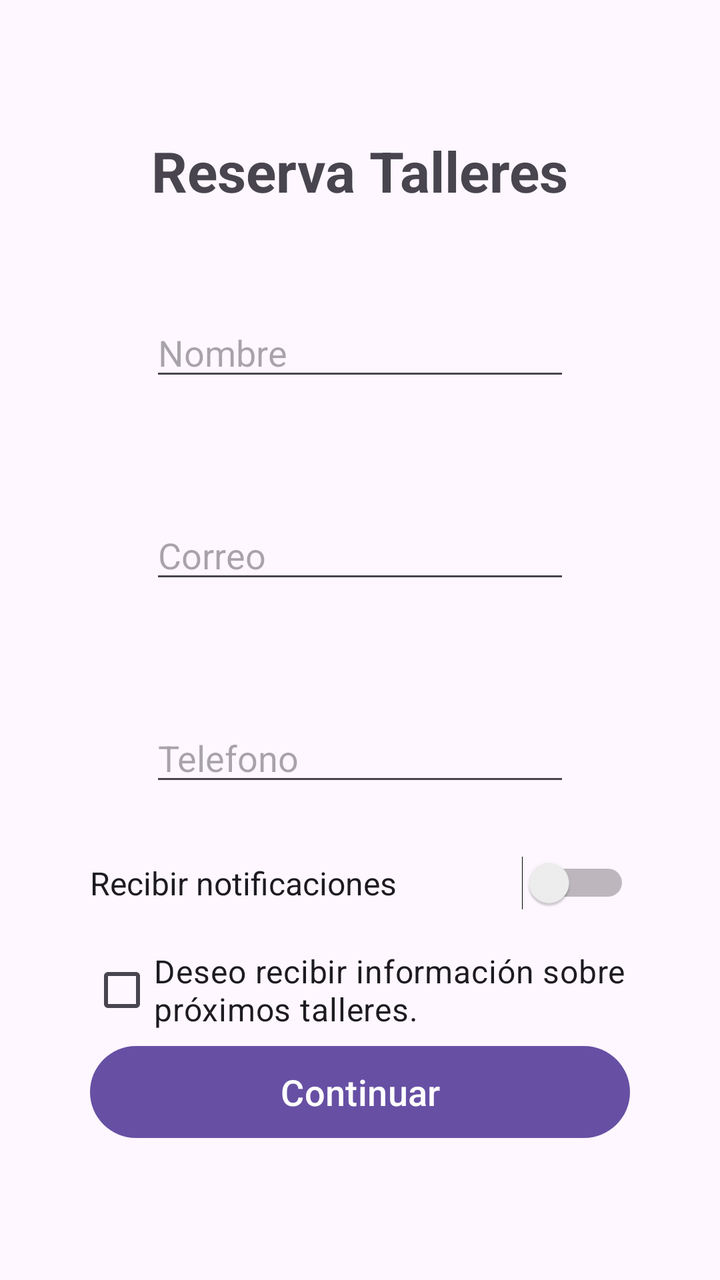
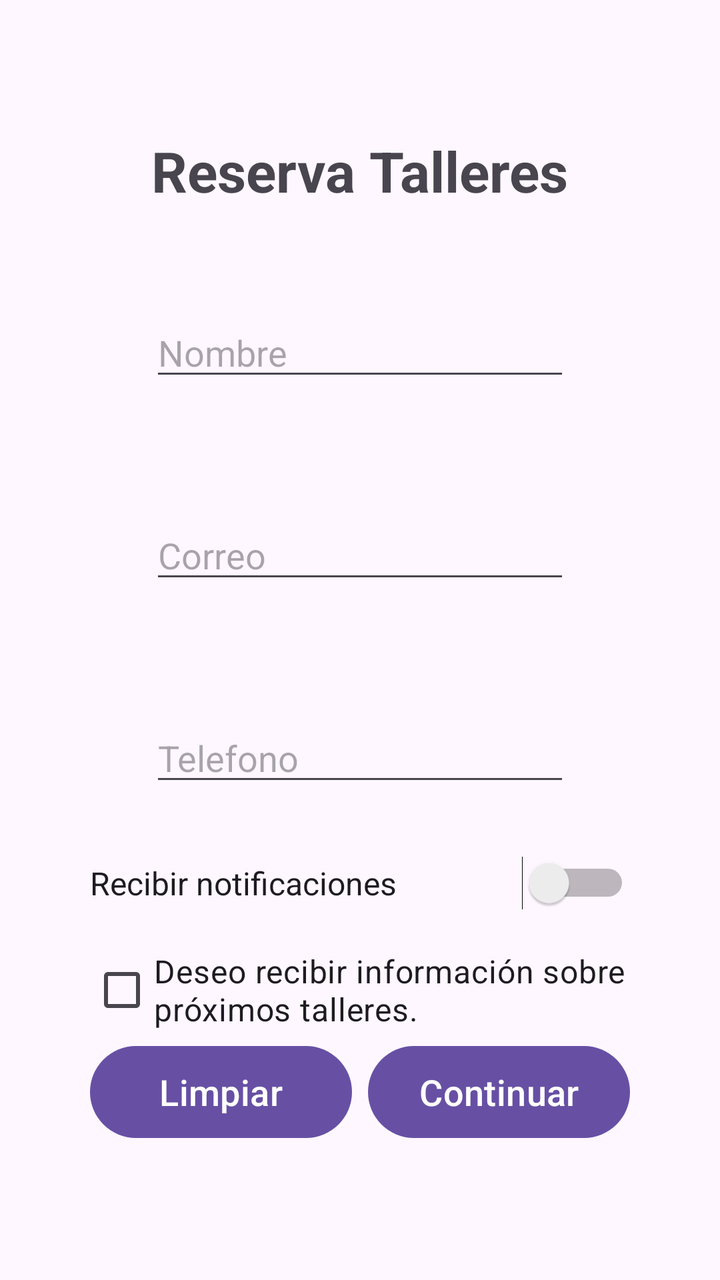

Two renders of the same Android screen: before a commit and after it. Below are the layout's source before the change and the commit's diff.
<!-- AndroidManifest.xml: application theme Theme.ReservasTalleres -->
<!-- res/layout/activity_datos_personales.xml -->
<?xml version="1.0" encoding="utf-8"?>
<LinearLayout xmlns:android="http://schemas.android.com/apk/res/android"
    xmlns:tools="http://schemas.android.com/tools"
    android:id="@+id/main2"
    android:layout_width="match_parent"
    android:layout_height="match_parent"
    android:orientation="vertical"
    android:gravity="center"
    tools:context=".DatosPersonalesActivity">


    <TextView
        android:id="@+id/textViewTitulo"
        android:layout_width="wrap_content"
        android:layout_height="wrap_content"
        android:text="Reserva Talleres"
        android:textSize="28sp"
        android:textStyle="bold"
        android:layout_marginBottom="20dp" />

    <LinearLayout
        android:layout_width="wrap_content"
        android:layout_height="wrap_content"
        android:gravity="center">

        <LinearLayout
            android:layout_width="wrap_content"
            android:layout_height="wrap_content"
            android:orientation="vertical">

            
            
            

            <EditText
                android:id="@+id/etNombre"
                android:layout_margin="30sp"
                android:layout_width="wrap_content"
                android:layout_height="wrap_content"
                android:autofillHints="no"
                android:ems="10"
                android:gravity="top"
                android:hint="Nombre"
                android:inputType="textPersonName"/>

            
            
            

            <EditText
                android:id="@+id/etCorreo"
                android:layout_margin="30sp"
                android:layout_width="wrap_content"
                android:layout_height="wrap_content"
                android:autofillHints="no"
                android:ems="10"
                android:gravity="top"
                android:inputType="textEmailAddress"
                android:hint="Correo" />

            
            
            

            <EditText
                android:layout_margin="30sp"
                android:layout_width="wrap_content"
                android:layout_height="wrap_content"
                android:autofillHints="no"
                android:ems="10"
                android:inputType="phone"
                android:hint="Telefono" />

            
            
            

            <Switch
                android:id="@+id/switchNotificaciones"
                android:layout_width="match_parent"
                android:layout_height="wrap_content"
                android:text="Recibir notificaciones"
                android:textSize="16sp"
                android:layout_marginBottom="16dp"
                tools:ignore="UseSwitchCompatOrMaterialXml" />

            
            
            

            <CheckBox
                android:id="@+id/cbTalleres"
                android:layout_width="match_parent"
                android:layout_height="wrap_content"
                android:text="Deseo recibir información sobre próximos talleres."
                android:textSize="16sp" />

            
            
            

            <LinearLayout
                android:layout_width="match_parent"
                android:layout_height="wrap_content"
                android:orientation="horizontal"
                android:gravity="center">

                    <Button
                        android:id="@+id/btnContinuar"
                        android:layout_width="0dp"
                        android:layout_height="wrap_content"
                        android:layout_weight="1"
                        android:text="Continuar"
                        android:textSize="18sp"
                        android:minHeight="54dp" />
            </LinearLayout>

        </LinearLayout>

    </LinearLayout>

</LinearLayout>
<!-- resources referenced by this layout -->
<resources>
  <style name="Theme.ReservasTalleres" parent="Base.Theme.ReservasTalleres" />
  <style name="Base.Theme.ReservasTalleres" parent="Theme.Material3.DayNight.NoActionBar">
          
          
      </style>
</resources>

<!-- the commit's change to res/layout/activity_datos_personales.xml (unified diff, before → after) -->
@@ -1,7 +1,7 @@
 <?xml version="1.0" encoding="utf-8"?>
 <LinearLayout xmlns:android="http://schemas.android.com/apk/res/android"
     xmlns:tools="http://schemas.android.com/tools"
-    android:id="@+id/main2"
+    android:id="@+id/llPrincipal"
     android:layout_width="match_parent"
     android:layout_height="match_parent"
     android:orientation="vertical"
@@ -63,6 +63,7 @@
             
 
             <EditText
+                android:id="@+id/etTelefono"
                 android:layout_margin="30sp"
                 android:layout_width="wrap_content"
                 android:layout_height="wrap_content"
@@ -76,7 +77,7 @@
             
 
             <Switch
-                android:id="@+id/switchNotificaciones"
+                android:id="@+id/swNotificaciones"
                 android:layout_width="match_parent"
                 android:layout_height="wrap_content"
                 android:text="Recibir notificaciones"
@@ -89,7 +90,7 @@
             
 
             <CheckBox
-                android:id="@+id/cbTalleres"
+                android:id="@+id/cbInformacion"
                 android:layout_width="match_parent"
                 android:layout_height="wrap_content"
                 android:text="Deseo recibir información sobre próximos talleres."
@@ -105,6 +106,16 @@
                 android:orientation="horizontal"
                 android:gravity="center">
 
+                <Button
+                    android:id="@+id/btnLimpiar"
+                    android:layout_width="0dp"
+                    android:layout_height="wrap_content"
+                    android:layout_weight="1"
+                    android:layout_marginEnd="8dp"
+                    android:textSize="18sp"
+                    android:minHeight="54dp"
+                    android:text="Limpiar" />
+
                     <Button
                         android:id="@+id/btnContinuar"
                         android:layout_width="0dp"
@@ -113,6 +124,7 @@
                         android:text="Continuar"
                         android:textSize="18sp"
                         android:minHeight="54dp" />
+
             </LinearLayout>
 
         </LinearLayout>
